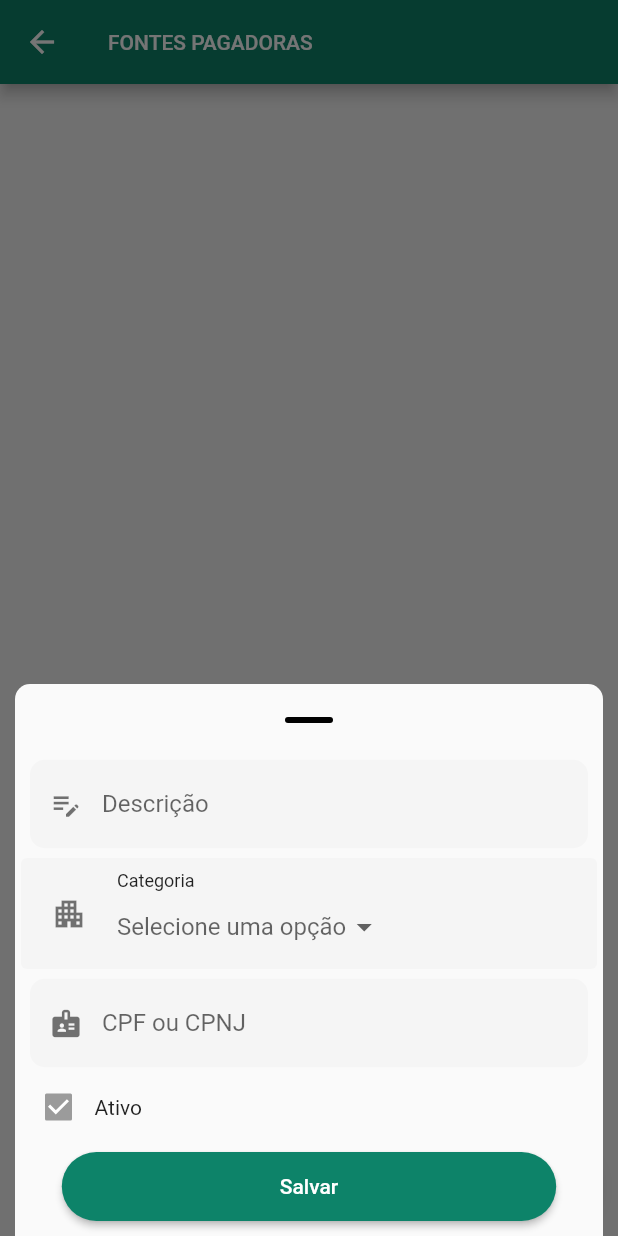
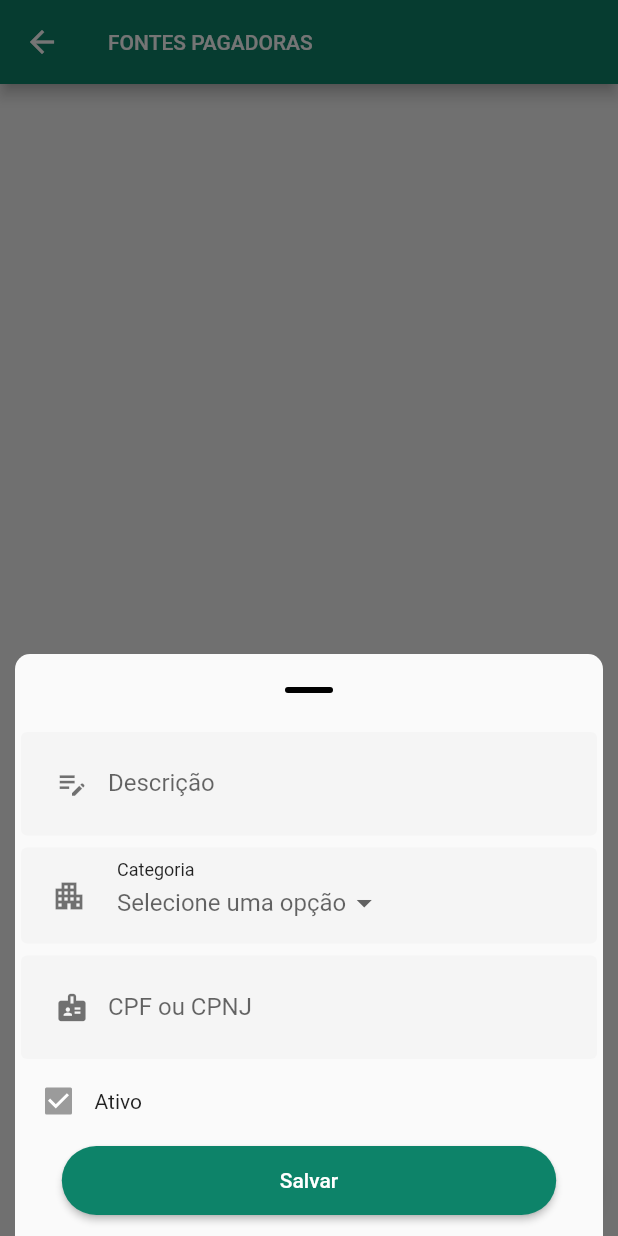
Before and after one commit to gilmarferrari/Plan-It, a Flutter app: the PayersPage screen opened by its route, after a tap on the "add" icon, on a phone screen of 412 x 824 dp. Run offline on Flutter 3.47's test engine with Material 2 defaults, Android fonts, the phone set to English and light mode, and no system bars; our stand-ins replace animated_text_kit, file_picker, flutter_expandable_fab, fluttertoast, sqflite; missing offline and left inert: d_chart; accounts and stored records are empty.

Commit message:
Improved CustomDropdown and CustomFormField components visual design. Minor fixes.

```diff
--- a/lib/components/custom_dropdown.dart
+++ b/lib/components/custom_dropdown.dart
@@ -36,14 +36,10 @@ class CustomDropdown extends StatelessWidget {
               color: iconColor,
             ),
           ),
-          Container(
-              margin: title != null
-                  ? const EdgeInsets.only(top: 8, bottom: 4)
-                  : null,
-              child: Column(
-                  crossAxisAlignment: CrossAxisAlignment.start,
-                  children: [
-                    Container(
+          Stack(children: [
+            Positioned(
+              top: 5,
+              child: Container(
                 child: title != null
                     ? Text(title!,
                         style: const TextStyle(
@@ -52,7 +48,10 @@ class CustomDropdown extends StatelessWidget {
                         ))
                     : null,
               ),
-                    DropdownButtonHideUnderline(
+            ),
+            Container(
+              margin: EdgeInsets.only(top: title != null ? 10 : 0),
+              child: DropdownButtonHideUnderline(
                 child: DropdownButton(
                     value: value,
                     hint: const Text('Selecione uma opção'),
@@ -68,7 +67,8 @@ class CustomDropdown extends StatelessWidget {
                     ],
                     onChanged: (dynamic v) => onChanged(v)),
               ),
-                  ]))
+            ),
+          ])
         ]));
   }
 }
--- a/lib/components/custom_form_field.dart
+++ b/lib/components/custom_form_field.dart
@@ -29,12 +29,11 @@ class CustomFormField extends StatelessWidget {
 
   @override
   Widget build(BuildContext context) {
-    return Container(
-      margin: const EdgeInsets.symmetric(horizontal: 10, vertical: 2.5),
-      decoration: BoxDecoration(
+    return Card(
       color: Colors.grey[100],
-        borderRadius: BorderRadius.circular(10),
-      ),
+      elevation: 0,
+      child: Container(
+        padding: const EdgeInsets.symmetric(horizontal: 10, vertical: 5),
         child: TextField(
             maxLength: maxLength,
             minLines: null,
@@ -64,6 +63,7 @@ class CustomFormField extends StatelessWidget {
               ),
               border: InputBorder.none,
             )),
+      ),
     );
   }
 }
--- a/lib/components/edit_budget_bottom_sheet.dart
+++ b/lib/components/edit_budget_bottom_sheet.dart
@@ -45,7 +45,7 @@ class _EditBudgetBottomSheetState extends State<EditBudgetBottomSheet> {
       padding:
           EdgeInsets.only(bottom: MediaQuery.of(context).viewInsets.bottom),
       child: SizedBox(
-        height: 255,
+        height: 295,
         child: Column(children: [
           CustomFormField(
               label: 'Categoria',
--- a/lib/components/edit_category_bottom_sheet.dart
+++ b/lib/components/edit_category_bottom_sheet.dart
@@ -26,7 +26,7 @@ class _EditCategoryBottomSheetState extends State<EditCategoryBottomSheet> {
       padding:
           EdgeInsets.only(bottom: MediaQuery.of(context).viewInsets.bottom),
       child: SizedBox(
-        height: 180,
+        height: 190,
         child: Column(children: [
           CustomFormField(
               label: 'Descrição',
--- a/lib/components/edit_expense_bottom_sheet.dart
+++ b/lib/components/edit_expense_bottom_sheet.dart
@@ -55,7 +55,7 @@ class _EditExpenseBottomSheetState extends State<EditExpenseBottomSheet> {
               padding: EdgeInsets.only(
                   bottom: MediaQuery.of(context).viewInsets.bottom),
               child: SizedBox(
-                height: 510,
+                height: 515,
                 child: Column(children: [
                   CustomFormField(
                       label: 'Descrição',
--- a/lib/components/edit_incoming_bottom_sheet.dart
+++ b/lib/components/edit_incoming_bottom_sheet.dart
@@ -57,7 +57,7 @@ class _EditIncomingBottomSheetState extends State<EditIncomingBottomSheet> {
               padding: EdgeInsets.only(
                   bottom: MediaQuery.of(context).viewInsets.bottom),
               child: SizedBox(
-                height: 435,
+                height: 440,
                 child: Column(children: [
                   CustomDropdown(
                     title: 'Categoria',
--- a/lib/components/edit_payer_bottom_sheet.dart
+++ b/lib/components/edit_payer_bottom_sheet.dart
@@ -32,7 +32,7 @@ class _EditPayerBottomSheetState extends State<EditPayerBottomSheet> {
       padding:
           EdgeInsets.only(bottom: MediaQuery.of(context).viewInsets.bottom),
       child: SizedBox(
-        height: 320,
+        height: 340,
         child: Column(children: [
           CustomFormField(
               label: 'Descrição',
--- a/lib/components/edit_payment_type_bottom_sheet.dart
+++ b/lib/components/edit_payment_type_bottom_sheet.dart
@@ -27,7 +27,7 @@ class _EditPaymentTypeBottomSheetState
       padding:
           EdgeInsets.only(bottom: MediaQuery.of(context).viewInsets.bottom),
       child: SizedBox(
-        height: 180,
+        height: 190,
         child: Column(children: [
           CustomFormField(
               label: 'Descrição',
--- a/lib/pages/home_page.dart
+++ b/lib/pages/home_page.dart
@@ -219,7 +219,7 @@ class _HomePageState extends State<HomePage> {
 
   Future<dynamic> getDashboardData() async {
     return [
-      await _localDatabase.getIncomings(),
+      await _localDatabase.getIncomings(paidOnly: true),
       await _localDatabase.getExpenses(paidOnly: true),
     ];
   }
```
Also changed, not shown: lib/components/import_export_data_bottom_sheet.dart (+14 -2 lines), lib/services/local_database.dart (+7 -6 lines). Lines whose indentation alone changed are shown as unchanged.
